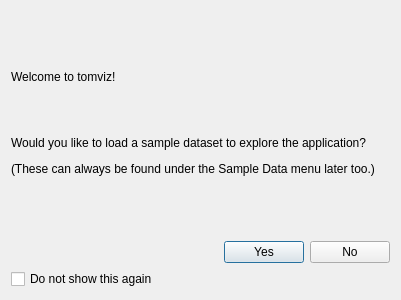
Above: tomviz/WelcomeDialog.ui from OpenChemistry/tomviz before the change. Below: the same form after it.
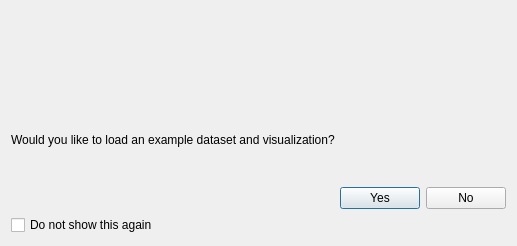
That is the form after the change. Icons and pictures are not drawn.

Commit message: Improve look of welcome dialog

Diff of the .ui file:
```diff
--- a/tomviz/WelcomeDialog.ui
+++ b/tomviz/WelcomeDialog.ui
@@ -6,29 +6,29 @@
    <rect>
     <x>0</x>
     <y>0</y>
-    <width>401</width>
-    <height>300</height>
+    <width>517</width>
+    <height>246</height>
    </rect>
   </property>
   <property name="windowTitle">
    <string>Welcome!</string>
   </property>
   <layout class="QGridLayout" name="gridLayout">
-   <item row="1" column="1">
+   <item row="2" column="1">
     <widget class="QPushButton" name="yesButton">
      <property name="text">
       <string>Yes</string>
      </property>
     </widget>
    </item>
-   <item row="0" column="0" colspan="3">
+   <item row="1" column="0" colspan="3">
     <widget class="QLabel" name="label">
      <property name="text">
-      <string>&lt;html&gt;&lt;head/&gt;&lt;body&gt;&lt;p&gt;Welcome to tomviz!&lt;/p&gt;&lt;p&gt;&lt;br/&gt;&lt;/p&gt;&lt;p&gt;Would you like to load a sample dataset to explore the application?&lt;/p&gt;&lt;p&gt;(These can always be found under the Sample Data menu later too.)&lt;/p&gt;&lt;/body&gt;&lt;/html&gt;</string>
+      <string>Would you like to load an example dataset and visualization?</string>
      </property>
     </widget>
    </item>
-   <item row="1" column="0">
+   <item row="2" column="0">
     <spacer name="horizontalSpacer">
      <property name="orientation">
       <enum>Qt::Horizontal</enum>
@@ -41,20 +41,30 @@
      </property>
     </spacer>
    </item>
-   <item row="1" column="2">
+   <item row="2" column="2">
     <widget class="QPushButton" name="noButton">
      <property name="text">
       <string>No</string>
      </property>
     </widget>
    </item>
-   <item row="2" column="0">
+   <item row="3" column="0">
     <widget class="QCheckBox" name="doNotShowAgain">
      <property name="text">
       <string>Do not show this again</string>
      </property>
     </widget>
    </item>
+   <item row="0" column="0" colspan="3">
+    <widget class="QLabel" name="label_2">
+     <property name="text">
+      <string/>
+     </property>
+     <property name="pixmap">
+      <pixmap resource="resources.qrc">:/icons/tomvizfull.png</pixmap>
+     </property>
+    </widget>
+   </item>
   </layout>
  </widget>
  <resources/>
```
Left out of the diff: 4 changed lines with no effect on the pictures.
